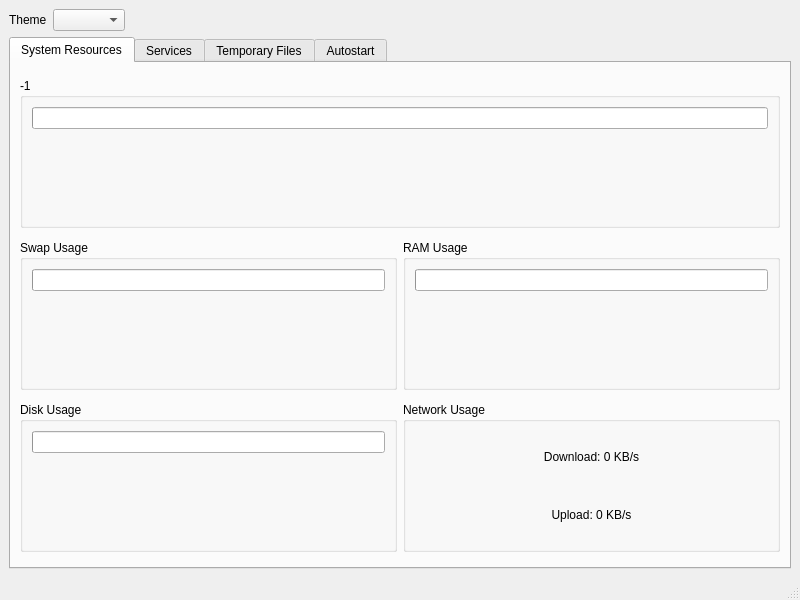
Before: the Qt Designer form mainwindow.ui in apelsin2281337/simplesystemmanager, drawn with Qt 5.
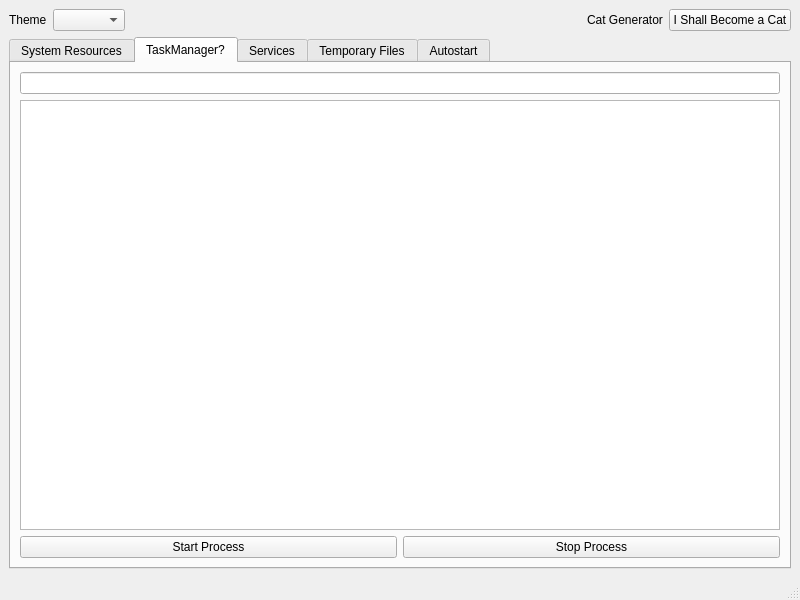
After: the same form once the commit is applied. Icons and pictures are not drawn.

```diff
--- a/mainwindow.ui
+++ b/mainwindow.ui
@@ -40,12 +40,44 @@
         </property>
        </spacer>
       </item>
+      <item>
+       <widget class="QLabel" name="catGeneratorLabel">
+        <property name="text">
+         <string>Cat Generator</string>
+        </property>
+        <property name="textInteractionFlags">
+         <set>Qt::TextInteractionFlag::NoTextInteraction</set>
+        </property>
+       </widget>
+      </item>
+      <item>
+       <widget class="QPushButton" name="catButton">
+        <property name="maximumSize">
+         <size>
+          <width>256</width>
+          <height>64</height>
+         </size>
+        </property>
+        <property name="autoFillBackground">
+         <bool>false</bool>
+        </property>
+        <property name="text">
+         <string>I Shall Become a Cat</string>
+        </property>
+        <property name="iconSize">
+         <size>
+          <width>64</width>
+          <height>64</height>
+         </size>
+        </property>
+       </widget>
+      </item>
      </layout>
     </item>
     <item>
      <widget class="QTabWidget" name="tabWidget">
       <property name="currentIndex">
-       <number>0</number>
+       <number>1</number>
       </property>
       <widget class="QWidget" name="tabResources">
        <attribute name="title">
@@ -255,6 +287,45 @@
         </item>
        </layout>
       </widget>
+      <widget class="QWidget" name="tabTaskManager">
+       <attribute name="title">
+        <string>TaskManager?</string>
+       </attribute>
+       <layout class="QHBoxLayout" name="horizontalLayout_8">
+        <item>
+         <layout class="QVBoxLayout" name="verticalLayout_12">
+          <item>
+           <widget class="QLineEdit" name="searchTaskLineEdit"/>
+          </item>
+          <item>
+           <widget class="QTableView" name="taskManagerTable">
+            <attribute name="verticalHeaderVisible">
+             <bool>true</bool>
+            </attribute>
+           </widget>
+          </item>
+          <item>
+           <layout class="QHBoxLayout" name="horizontalLayout_7">
+            <item>
+             <widget class="QPushButton" name="startProcessButton">
+              <property name="text">
+               <string>Start Process</string>
+              </property>
+             </widget>
+            </item>
+            <item>
+             <widget class="QPushButton" name="stopProcessButton">
+              <property name="text">
+               <string>Stop Process</string>
+              </property>
+             </widget>
+            </item>
+           </layout>
+          </item>
+         </layout>
+        </item>
+       </layout>
+      </widget>
       <widget class="QWidget" name="tabServices">
        <attribute name="title">
         <string>Services</string>
```
Left out of the diff: 12 changed lines with no effect on the pictures.
